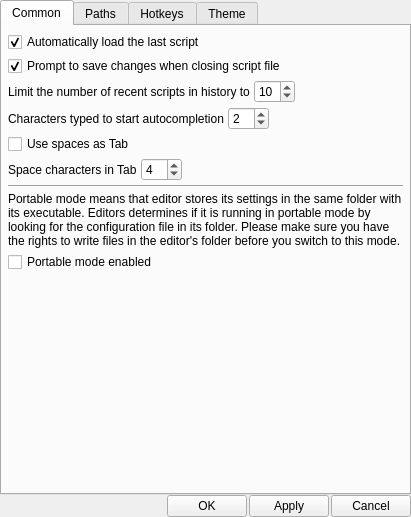
The window that src/settings/settingsdialog.ui (YomikoR/VapourSynth-Editor) describes before a commit, drawn with Qt 5.
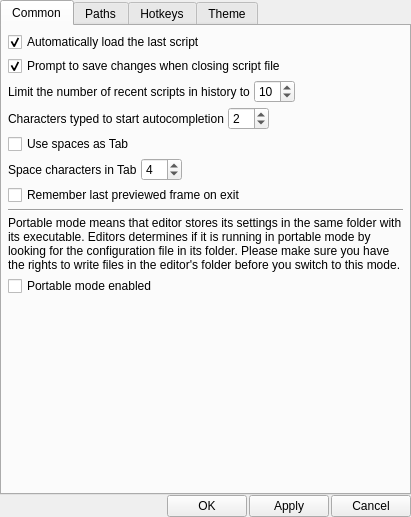
The same window after the commit.

Commit message: An option to remember and restore the last previewed frame between sessions.

```diff
--- a/src/settings/settingsdialog.ui
+++ b/src/settings/settingsdialog.ui
@@ -189,6 +189,13 @@
          </item>
         </layout>
        </item>
+       <item>
+        <widget class="QCheckBox" name="rememberLastPreviewFrameCheckBox">
+         <property name="text">
+          <string>Remember last previewed frame on exit</string>
+         </property>
+        </widget>
+       </item>
        <item>
         <widget class="QFrame" name="delimiter">
          <property name="frameShape">
```
The commit also changes 6 other files.
